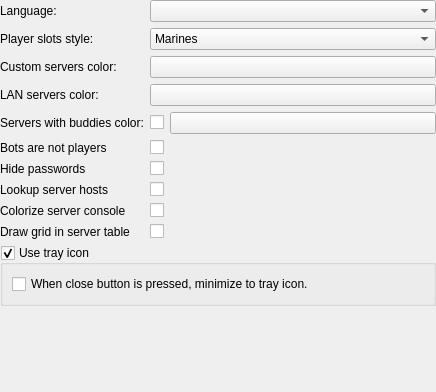
Qt form src/core/gui/configuration/cfgappearance.ui (Destroyerrrocket/doomseeker-unofficial) before a commit.
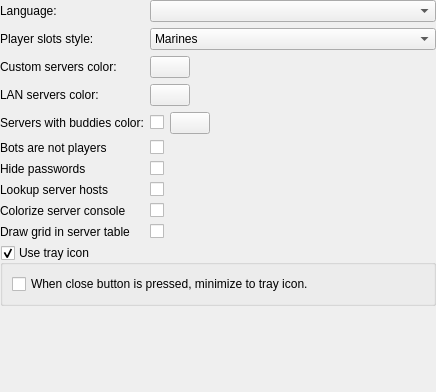
The same form after that commit. Custom widgets are drawn as their Qt base class.

Commit message: - Setting the background-color for ColorButton produced really ugly results on OS X. Lets try using text coloring on unicode full blocks. Means more white space on some forms, but it should look less out of place. - Fixed: Browse buttons were a little small on OS X resulting in Qt using an ugly fallback.

```diff
--- a/src/core/gui/configuration/cfgappearance.ui
+++ b/src/core/gui/configuration/cfgappearance.ui
@@ -16,6 +16,9 @@
    </property>
    <item>
     <layout class="QFormLayout" name="formLayout">
+     <property name="formAlignment">
+      <set>Qt::AlignLeading|Qt::AlignLeft|Qt::AlignTop</set>
+     </property>
      <item row="1" column="0">
       <widget class="QLabel" name="label_5">
        <property name="text">
@@ -58,14 +61,11 @@
      <item row="2" column="1">
       <widget class="ColorButton" name="btnCustomServersColor">
        <property name="sizePolicy">
-        <sizepolicy hsizetype="Expanding" vsizetype="Fixed">
+        <sizepolicy hsizetype="Maximum" vsizetype="Fixed">
          <horstretch>0</horstretch>
          <verstretch>0</verstretch>
         </sizepolicy>
        </property>
-       <property name="text">
-        <string/>
-       </property>
       </widget>
      </item>
      <item row="5" column="0">
@@ -180,16 +180,26 @@
        <item>
         <widget class="ColorButton" name="btnBuddyServersColor">
          <property name="sizePolicy">
-          <sizepolicy hsizetype="Expanding" vsizetype="Fixed">
+          <sizepolicy hsizetype="Maximum" vsizetype="Fixed">
            <horstretch>0</horstretch>
            <verstretch>0</verstretch>
           </sizepolicy>
          </property>
-         <property name="text">
-          <string/>
-         </property>
         </widget>
        </item>
+       <item>
+        <spacer name="horizontalSpacer">
+         <property name="orientation">
+          <enum>Qt::Horizontal</enum>
+         </property>
+         <property name="sizeHint" stdset="0">
+          <size>
+           <width>40</width>
+           <height>20</height>
+          </size>
+         </property>
+        </spacer>
+       </item>
       </layout>
      </item>
      <item row="3" column="0">
@@ -202,14 +212,11 @@
      <item row="3" column="1">
       <widget class="ColorButton" name="btnLanServersColor">
        <property name="sizePolicy">
-        <sizepolicy hsizetype="Expanding" vsizetype="Fixed">
+        <sizepolicy hsizetype="Maximum" vsizetype="Fixed">
          <horstretch>0</horstretch>
          <verstretch>0</verstretch>
         </sizepolicy>
        </property>
-       <property name="text">
-        <string/>
-       </property>
       </widget>
      </item>
     </layout>
```
Left out of the diff: 11 changed lines with no effect on the pictures. The commit also changes 6 other files.
